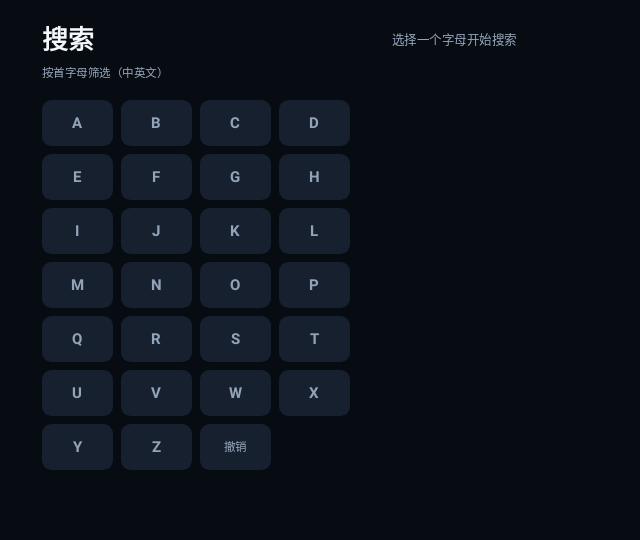
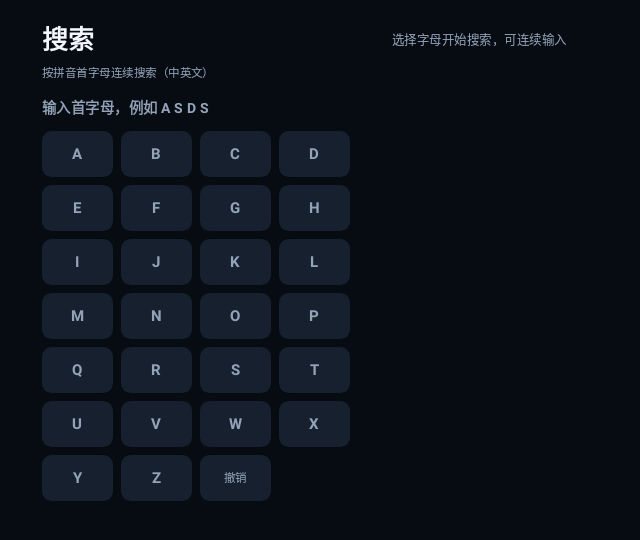
Before and after one commit to YunJian101/Lumo, an Android app built with Jetpack Compose: the composable SearchScreen shown on its own in the app's theme, after a tap on "撤销", on a phone screen of 824 x 412 dp (held sideways). Shown: the top 540 px of the screen, without its empty margins (0-640 px from the left). Run offline under Robolectric (Android 15) with nearby library versions, the phone set to English and light mode, and no system bars; pictures from the network do not load.

Commit message:
Support sequential pinyin-initial search with undo

```diff
--- a/app/build.gradle.kts
+++ b/app/build.gradle.kts
@@ -19,8 +19,8 @@ android {
         applicationId = "com.lumo.player"
         minSdk = 23
         targetSdk = 35
-        versionCode = 76
-        versionName = "1.0.5"
+        versionCode = 78
+        versionName = "1.0.7"
         vectorDrawables.useSupportLibrary = true
         buildConfigField("String", "FN_API_KEY", "\"${localProps.getProperty("fn.apiKey") ?: ""}\"")
         buildConfigField("String", "FN_API_SECRET", "\"${localProps.getProperty("fn.apiSecret") ?: ""}\"")
--- a/app/src/main/java/com/lumo/player/ui/screens/SearchScreen.kt
+++ b/app/src/main/java/com/lumo/player/ui/screens/SearchScreen.kt
@@ -32,6 +32,9 @@ import androidx.compose.ui.draw.clip
 import androidx.compose.ui.focus.FocusRequester
 import androidx.compose.ui.focus.focusRequester
 import androidx.compose.ui.focus.onFocusChanged
+import androidx.compose.ui.input.key.key
+import androidx.compose.ui.input.key.onPreviewKeyEvent
+import androidx.compose.ui.input.key.type
 import androidx.compose.ui.text.font.FontWeight
 import androidx.compose.ui.unit.dp
 import androidx.compose.ui.unit.sp
@@ -47,9 +50,9 @@ import kotlinx.coroutines.withContext
 @Composable
 fun SearchScreen(onOpen: (MediaItem) -> Unit) {
     var allItems by remember { mutableStateOf<List<MediaItem>>(emptyList()) }
-    var initials by remember { mutableStateOf<Map<String, Char>>(emptyMap()) }
+    var initials by remember { mutableStateOf<Map<String, String>>(emptyMap()) }
     var loading by remember { mutableStateOf(true) }
-    var selected by remember { mutableStateOf<Char?>(null) }
+    var query by remember { mutableStateOf("") }
     val firstFocus = remember { FocusRequester() }
 
     LaunchedEffect(Unit) {
@@ -61,7 +64,7 @@ fun SearchScreen(onOpen: (MediaItem) -> Unit) {
             allItems = items
             initials = withContext(Dispatchers.Default) {
                 items.mapNotNull { item ->
-                    pinyinInitial(item.title.ifEmpty { item.displayTitle })?.let { item.guid to it }
+                    pinyinInitials(item.title.ifEmpty { item.displayTitle })?.let { item.guid to it }
                 }.toMap()
             }
         }
@@ -69,35 +72,57 @@ fun SearchScreen(onOpen: (MediaItem) -> Unit) {
         runCatching { firstFocus.requestFocus() }
     }
 
-    val results = if (selected == null) {
+    val results = if (query.isEmpty()) {
         emptyList()
     } else {
-        allItems.filter { initials[it.guid] == selected }
+        allItems.filter { initials[it.guid]?.startsWith(query) == true }
     }
 
     Row(
         Modifier
             .fillMaxSize()
             .background(FnColors.Bg)
+            .onPreviewKeyEvent { event ->
+                if (event.type == androidx.compose.ui.input.key.KeyEventType.KeyDown &&
+                    (event.key == androidx.compose.ui.input.key.Key.Backspace ||
+                        event.key == androidx.compose.ui.input.key.Key.Delete)
+                ) {
+                    query = query.dropLast(1)
+                    true
+                } else {
+                    false
+                }
+            }
             .padding(horizontal = 43.dp, vertical = 20.dp),
     ) {
         Column(Modifier.width(330.dp)) {
             Text("搜索", color = FnColors.Text, fontSize = 27.sp, fontWeight = FontWeight.ExtraBold)
             Spacer(Modifier.height(4.dp))
-            Text("按首字母筛选（中英文）", color = FnColors.Sub, fontSize = 12.sp)
-            Spacer(Modifier.height(16.dp))
+            Text("按拼音首字母连续搜索（中英文）", color = FnColors.Sub, fontSize = 12.sp)
+            Spacer(Modifier.height(10.dp))
+            Text(
+                if (query.isEmpty()) "输入首字母，例如 A S D S" else query.toCharArray().joinToString(" "),
+                color = if (query.isEmpty()) FnColors.Sub else FnColors.Accent,
+                fontSize = 15.sp,
+                fontWeight = FontWeight.Bold,
+            )
+            Spacer(Modifier.height(12.dp))
             val keys = ('A'..'Z').map { it.toString() } + "撤销"
-            keys.chunked(4).forEachIndexed { rowIndex, rowKeys ->
+            keys.chunked(4).forEach { rowKeys ->
                 Row(
                     horizontalArrangement = Arrangement.spacedBy(8.dp),
                 ) {
                     rowKeys.forEach { key ->
                         KeyButton(
                             label = key,
-                            selected = key.length == 1 && selected == key[0],
+                            selected = key.length == 1 && query.lastOrNull() == key[0],
                             modifier = if (key == "A") Modifier.focusRequester(firstFocus) else Modifier,
                         ) {
-                            selected = if (key == "撤销") null else key[0]
+                            query = if (key == "撤销") {
+                                query.dropLast(1)
+                            } else {
+                                query + key
+                            }
                         }
                     }
                 }
@@ -110,8 +135,8 @@ fun SearchScreen(onOpen: (MediaItem) -> Unit) {
         Box(Modifier.fillMaxSize()) {
             when {
                 loading -> LoadingBox()
-                selected == null -> Text(
-                    "选择一个字母开始搜索",
+                query.isEmpty() -> Text(
+                    "选择字母开始搜索，可连续输入",
                     color = FnColors.Sub,
                     fontSize = 13.sp,
                     modifier = Modifier.padding(8.dp),
@@ -177,17 +202,22 @@ private fun KeyButton(
     }
 }
 
-private fun pinyinInitial(title: String): Char? {
+private fun pinyinInitials(title: String): String? {
     if (title.isBlank()) return null
-    val first = title.trim().first()
-    if (first.code < 128) {
-        return if (first.isLetter()) first.uppercaseChar() else null
+    val builder = StringBuilder()
+    val transliterator = if (Build.VERSION.SDK_INT >= 29) {
+        runCatching { android.icu.text.Transliterator.getInstance("Han-Latin; Latin-ASCII") }.getOrNull()
+    } else {
+        null
     }
-    if (Build.VERSION.SDK_INT < 29) return null
-    return runCatching {
-        val transliterator = android.icu.text.Transliterator.getInstance("Han-Latin; Latin-ASCII")
-        transliterator.transliterate(first.toString())
-            .firstOrNull { it.isLetter() }
-            ?.uppercaseChar()
-    }.getOrNull()
+    title.forEach { ch ->
+        when {
+            ch.code < 128 -> if (ch.isLetter()) builder.append(ch.uppercaseChar())
+            transliterator != null -> {
+                val latin = transliterator.transliterate(ch.toString())
+                latin.firstOrNull { it.isLetter() }?.let { builder.append(it.uppercaseChar()) }
+            }
+        }
+    }
+    return builder.toString().ifEmpty { null }
 }
```
